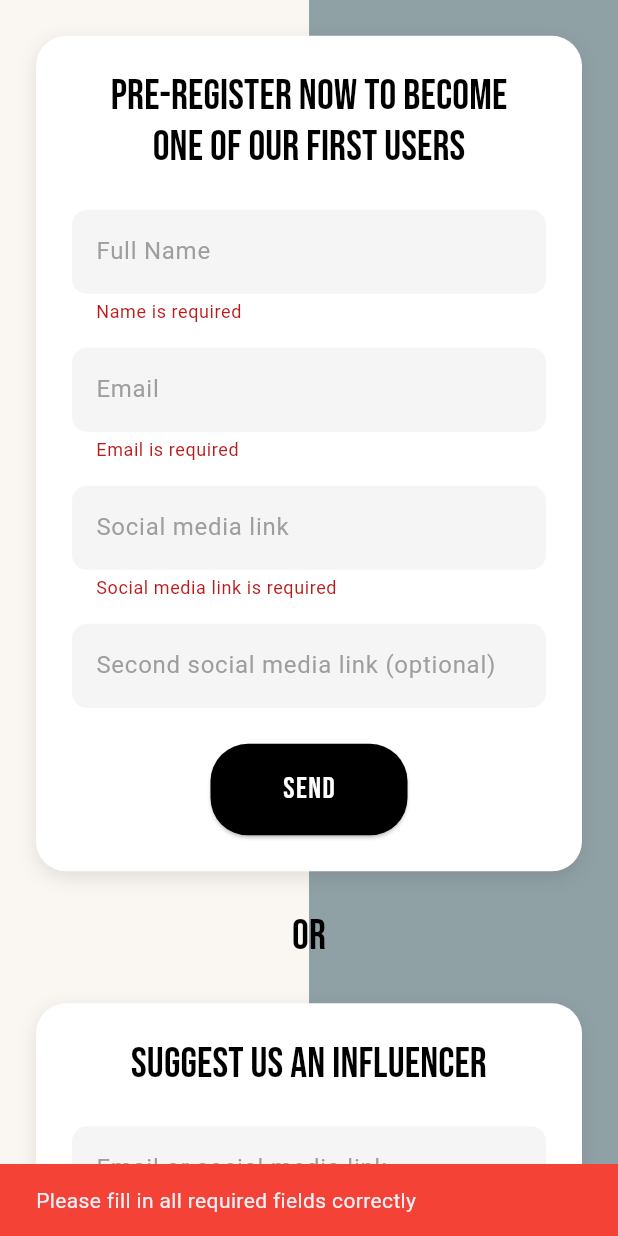
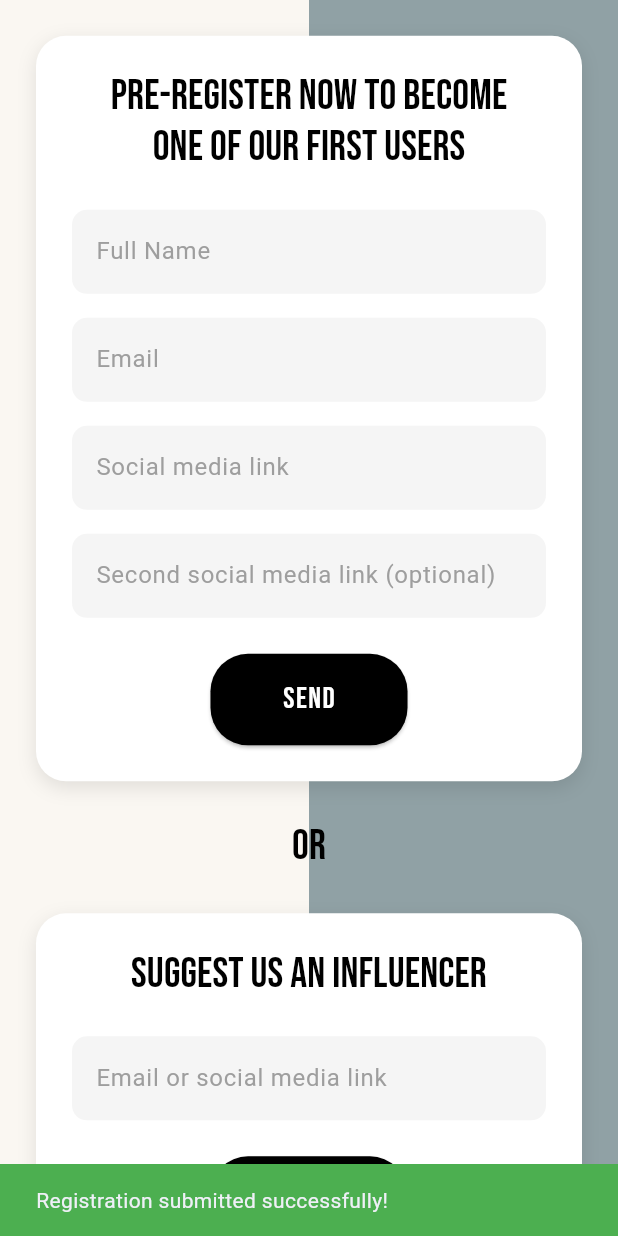
Before and after one commit to influfit/influfit.github.io, a Flutter app: the screen it shows after launch, scrolled down 576 dp, after a tap on "SEND", on a phone screen of 412 x 824 dp. Run offline on Flutter 3.47's test engine with Material 3 defaults, Android fonts, the light colour scheme and no system bars; our stand-ins replace animated_text_kit, cloud_firestore, firebase_core, google_fonts; accounts and stored records are empty.

Commit message:
Update site

```diff
--- a/lib/main.dart
+++ b/lib/main.dart
@@ -54,13 +54,6 @@
 
   // Function to submit influencer registration
   Future<void> _submitInfluencerRegistration() async {
-    // Debug print to check if function is called
-    print('Submit button pressed');
-
-    // Check if form is valid
-    if (_formKey.currentState != null && _formKey.currentState!.validate()) {
-      print('Form is valid');
-
     try {
       // Show loading indicator
       showDialog(
@@ -110,16 +103,6 @@
           ),
         );
       }
-      }
-    } else {
-      print('Form is invalid');
-      // Show error message
-      ScaffoldMessenger.of(context).showSnackBar(
-        const SnackBar(
-          content: Text('Please fill in all required fields correctly'),
-          backgroundColor: Colors.red,
-        ),
-      );
     }
   }
 
@@ -331,13 +314,6 @@
                               const SizedBox(height: 24),
                               TextFormField(
                                 controller: _nameController,
-                                validator: (value) {
-                                  if (value == null || value.isEmpty) {
-                                    print('Name validation failed'); // Debug print
-                                    return 'Name is required';
-                                  }
-                                  return null;
-                                },
                                 decoration: InputDecoration(
                                   filled: true,
                                   fillColor: const Color(0xFFF5F5F5),
@@ -352,17 +328,6 @@
                               const SizedBox(height: 16),
                               TextFormField(
                                 controller: _emailController,
-                                validator: (value) {
-                                  if (value == null || value.isEmpty) {
-                                    print('Email validation failed'); // Debug print
-                                    return 'Email is required';
-                                  }
-                                  if (!value.contains('@')) {
-                                    print('Email format validation failed'); // Debug print
-                                    return 'Please enter a valid email';
-                                  }
-                                  return null;
-                                },
                                 decoration: InputDecoration(
                                   filled: true,
                                   fillColor: const Color(0xFFF5F5F5),
@@ -377,13 +342,6 @@
                               const SizedBox(height: 16),
                               TextFormField(
                                 controller: _socialMediaController,
-                                validator: (value) {
-                                  if (value == null || value.isEmpty) {
-                                    print('Social media validation failed'); // Debug print
-                                    return 'Social media link is required';
-                                  }
-                                  return null;
-                                },
                                 decoration: InputDecoration(
                                   filled: true,
                                   fillColor: const Color(0xFFF5F5F5),
```
Lines whose indentation alone changed are shown as unchanged.
